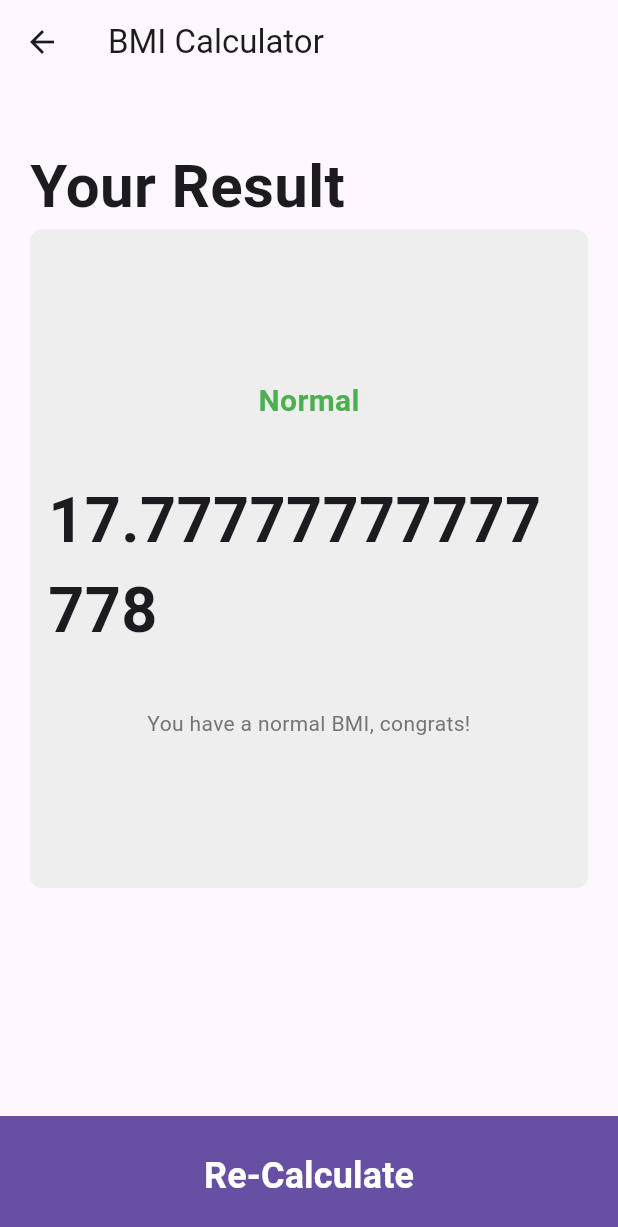
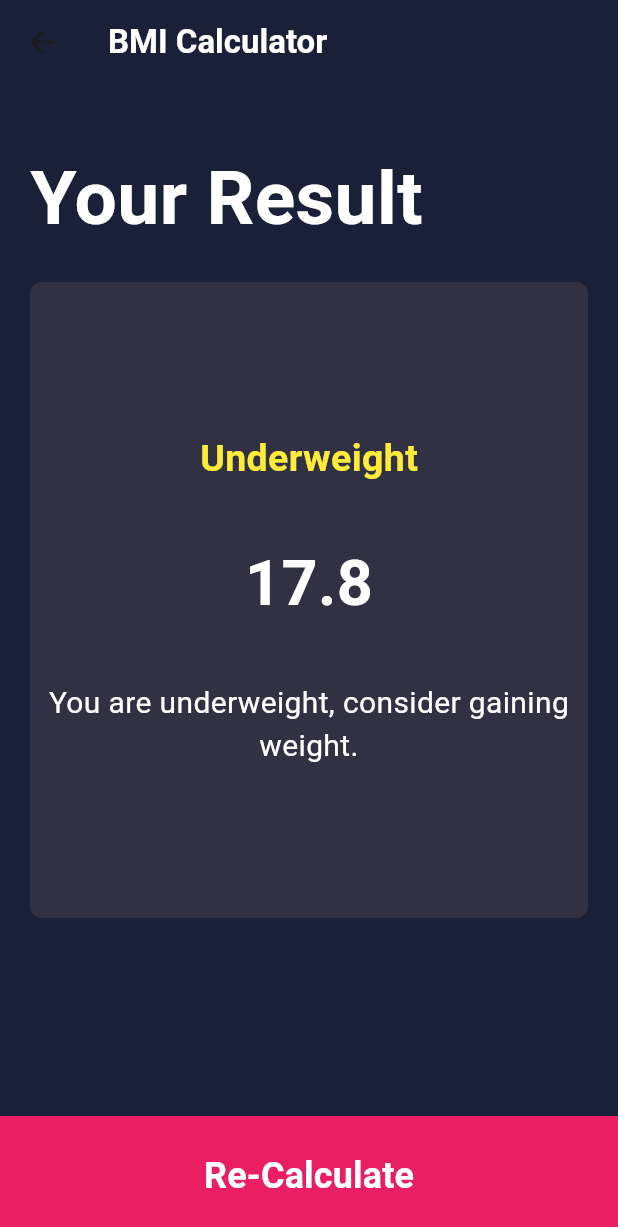
Before and after one commit to Abdullah-Rashed/Ignition-IBR, a Flutter app: the screen it shows after launch, after a tap on the "remove" icon, after a tap on the "add" icon, after a tap on "Calculate", on a phone screen of 412 x 824 dp. Shown: the top 1227 px of the screen. Run offline on Flutter 3.47's test engine with Material 3 defaults, Android fonts, the phone set to English and light mode, and no system bars; our stand-ins replace gap.

Commit message:
Done with Tasks

```diff
--- a/lib/course-sections/stateful_practice/reusable_components/bmi/bio_container.dart
+++ b/lib/course-sections/stateful_practice/reusable_components/bmi/bio_container.dart
@@ -20,17 +20,17 @@ class BioContainer extends StatelessWidget {
       child: Container(
         padding: EdgeInsets.symmetric(horizontal: 12, vertical: 20),
         decoration: BoxDecoration(
-          color: Colors.grey.shade200,
+          color: Color(0xFF323144),
           borderRadius: BorderRadius.circular(8),
         ),
         child: Column(
           children: [
             Text(
-              "$metricName",
+              metricName,
               style: TextStyle(
                 fontSize: 20,
                 fontWeight: FontWeight.w600,
-                color: Colors.grey.shade500,
+                color: Colors.white,
               ),
             ),
             Gap(4),
@@ -38,7 +38,7 @@ class BioContainer extends StatelessWidget {
               "$matricValue",
               style: TextStyle(
                 fontSize: 40,
-                fontWeight: FontWeight.w600,
+                color: Colors.white,
               ),
             ),
             Gap(20),
@@ -48,14 +48,14 @@ class BioContainer extends StatelessWidget {
                 GestureDetector(
                   onTap: decrementFn,
                   child: CircleAvatar(
-                    backgroundColor: Colors.grey.shade100,
+                    backgroundColor: Colors.grey,
                     child: Icon(Icons.remove),
                   ),
                 ),
                 GestureDetector(
                   onTap: incrementFn,
                   child: CircleAvatar(
-                    backgroundColor: Colors.grey.shade100,
+                    backgroundColor: Colors.grey,
                     child: Icon(Icons.add),
                   ),
                 ),
--- a/lib/course-sections/stateful_practice/reusable_components/bmi/gender_container.dart
+++ b/lib/course-sections/stateful_practice/reusable_components/bmi/gender_container.dart
@@ -22,23 +22,22 @@ class GenderContainer extends StatelessWidget {
         child: Container(
           padding: EdgeInsets.all(10),
           decoration: BoxDecoration(
-            color: isSelected == true
-                ? Colors.grey.shade400
-                : Colors.grey.shade200,
-            borderRadius: BorderRadius.circular(8),
+            color: isSelected == true ? Colors.pink : Color(0xFF323144),
+            borderRadius: BorderRadius.circular(10),
           ),
           child: Column(
             children: [
               Icon(
                 icon,
                 size: 120,
+                color: Colors.white,
               ),
               Text(
                 gender,
                 style: TextStyle(
-                  fontSize: 18,
-                  fontWeight: FontWeight.w600,
-                ),
+                    fontSize: 18,
+                    fontWeight: FontWeight.w600,
+                    color: Colors.white),
               ),
               Gap(12),
             ],
--- a/lib/course-sections/stateful_practice/screens/bmi/bmi_calc_screen.dart
+++ b/lib/course-sections/stateful_practice/screens/bmi/bmi_calc_screen.dart
@@ -33,9 +33,18 @@ class _BmiCalcScreenState extends State<BmiCalcScreen> {
   @override
   Widget build(BuildContext context) {
     return Scaffold(
+      backgroundColor: Color(0xFF1A2037),
       appBar: AppBar(
+        backgroundColor: Color(0xFF1A2037),
         centerTitle: true,
-        title: Text("BMI Calculator"),
+        title: const Text(
+          'BMI Calculator',
+        ),
+        titleTextStyle: const TextStyle(
+          color: Colors.white,
+          fontSize: 22,
+          fontWeight: FontWeight.bold,
+        ),
       ),
       body: ListView(
         padding: EdgeInsets.symmetric(horizontal: 12, vertical: 8),
@@ -70,7 +79,7 @@ class _BmiCalcScreenState extends State<BmiCalcScreen> {
           Container(
             padding: EdgeInsets.symmetric(horizontal: 12, vertical: 20),
             decoration: BoxDecoration(
-              color: Colors.grey.shade200,
+              color: Color(0xFF323144),
               borderRadius: BorderRadius.circular(8),
             ),
             child: Column(
@@ -80,7 +89,7 @@ class _BmiCalcScreenState extends State<BmiCalcScreen> {
                   style: TextStyle(
                     fontSize: 20,
                     fontWeight: FontWeight.w600,
-                    color: Colors.grey.shade500,
+                    color: Colors.white,
                   ),
                 ),
                 Gap(4),
@@ -88,7 +97,8 @@ class _BmiCalcScreenState extends State<BmiCalcScreen> {
                   "${height.toInt()}cm",
                   style: TextStyle(
                     fontSize: 40,
-                    fontWeight: FontWeight.w600,
+                    fontWeight: FontWeight.bold,
+                    color: Colors.white,
                   ),
                 ),
                 Gap(4),
@@ -96,12 +106,12 @@ class _BmiCalcScreenState extends State<BmiCalcScreen> {
                   min: 0,
                   max: 400,
                   value: height,
+                  thumbColor: Colors.pink,
+                  activeColor: Colors.pink,
                   onChanged: (value) {
                     setState(() {
                       height = value;
                     });
-                    print("HEIGHT ================== $height");
-                    print("VALUE ================== $value");
                   },
                 ),
               ],
@@ -143,18 +153,11 @@ class _BmiCalcScreenState extends State<BmiCalcScreen> {
           ),
         ],
       ),
-
-      //? CONTEXT is where YOU are.
-      //? moving forward = push;
-      //? moving back = pop;
-      //? moving forward and removing ALL previous screens = pushReplacement;
       bottomNavigationBar: SizedBox(
         height: 80,
         child: FilledButton(
           onPressed: () {
             heightInMeters = height / 100;
-            print("HEIHGT IN METERS === $heightInMeters ");
-
             Navigator.of(context).push(
               MaterialPageRoute(
                 builder: (context) => BmiResultScreen(
@@ -164,6 +167,15 @@ class _BmiCalcScreenState extends State<BmiCalcScreen> {
               ),
             );
           },
+          style: ButtonStyle(
+            backgroundColor: WidgetStatePropertyAll(Colors.pink),
+
+            shape: WidgetStatePropertyAll(
+              ContinuousRectangleBorder(
+                borderRadius: BorderRadius.only(),
+              ),
+            ),
+          ),
           child: Text(
             "Calculate",
             style: TextStyle(
@@ -171,13 +183,6 @@ class _BmiCalcScreenState extends State<BmiCalcScreen> {
               fontSize: 24,
             ),
           ),
-          style: ButtonStyle(
-            shape: WidgetStatePropertyAll(
-              ContinuousRectangleBorder(
-                borderRadius: BorderRadius.only(),
-              ),
-            ),
-          ),
         ),
       ),
     );
--- a/lib/course-sections/stateful_practice/screens/bmi/bmi_result_screen.dart
+++ b/lib/course-sections/stateful_practice/screens/bmi/bmi_result_screen.dart
@@ -16,18 +16,29 @@ class BmiResultScreen extends StatefulWidget {
 
 class _BmiResultScreenState extends State<BmiResultScreen> {
   late double bmi;
+  late String status;
+  late String message;
+  late Color statusColor;
 
   void calcBMI() {
     bmi = widget.weight / (widget.insideHeight * widget.insideHeight);
+    bmi = double.parse(bmi.toStringAsFixed(1));
+
+    if (bmi < 18.5) {
+      status = "Underweight";
+      message = "You are underweight, consider gaining weight.";
+      statusColor = Colors.yellow;
+    } else if (bmi >= 18.5 && bmi <= 24.9) {
+      status = "Normal";
+      message = "You have a normal BMI, congrats!";
+      statusColor = Colors.green;
+    } else {
+      status = "Overweight";
+      message =
+          "You are overweight, consider maintaining a healthier lifestyle.";
+      statusColor = const Color.fromARGB(255, 243, 16, 0);
+    }
   }
-
-  //TODO, change the status of the BMI and the status message based on the actual BMI
-
-  //? 5 - 17 SHOW Low and Low message;
-  //? 18.5 - 25 SHOW NORMAL and Normal message;
-  //?  26.5 - 1000000 High NORMAL and High message;
-
-  //TODO, Format the BMI result to have 1 decimal value.
 
   @override
   void initState() {
@@ -38,10 +49,15 @@ class _BmiResultScreenState extends State<BmiResultScreen> {
   @override
   Widget build(BuildContext context) {
     return Scaffold(
+      backgroundColor: Color(0xFF1A2037),
       appBar: AppBar(
-        //? If you want to hide the back Arrow
-        // automaticallyImplyLeading: false,
+        backgroundColor: Color(0xFF1A2037),
         title: Text("BMI Calculator"),
+        titleTextStyle: const TextStyle(
+          color: Colors.white,
+          fontSize: 22,
+          fontWeight: FontWeight.bold,
+        ),
       ),
       body: ListView(
         padding: EdgeInsets.symmetric(
@@ -52,39 +68,44 @@ class _BmiResultScreenState extends State<BmiResultScreen> {
           Text(
             "Your Result",
             style: TextStyle(
-              fontSize: 40,
+              fontSize: 50,
+              color: Colors.white,
               fontWeight: FontWeight.w600,
             ),
           ),
+          Gap(20),
           Container(
             padding: EdgeInsets.symmetric(horizontal: 12, vertical: 100),
             decoration: BoxDecoration(
-              color: Colors.grey.shade200,
+              color: Color(0xFF323144),
               borderRadius: BorderRadius.circular(8),
             ),
             child: Column(
               children: [
                 Text(
-                  "Normal",
+                  status,
                   style: TextStyle(
-                    color: Colors.green,
+                    color: statusColor,
                     fontWeight: FontWeight.w700,
-                    fontSize: 20,
+                    fontSize: 25,
                   ),
                 ),
                 Gap(35),
                 Text(
                   "$bmi",
                   style: TextStyle(
-                    fontSize: 42,
-                    fontWeight: FontWeight.w700,
-                  ),
+                      fontSize: 42,
+                      fontWeight: FontWeight.w700,
+                      color: Colors.white),
                 ),
                 Gap(35),
                 Text(
-                  "You have a normal BMI, congrats!",
+                  message,
                   textAlign: TextAlign.center,
-                  style: TextStyle(color: Colors.grey.shade600),
+                  style: TextStyle(
+                    color: Colors.white,
+                    fontSize: 20,
+                  ),
                 ),
               ],
             ),
@@ -97,6 +118,14 @@ class _BmiResultScreenState extends State<BmiResultScreen> {
           onPressed: () {
             Navigator.of(context).pop();
           },
+          style: ButtonStyle(
+            backgroundColor: WidgetStatePropertyAll(Colors.pink),
+            shape: WidgetStatePropertyAll(
+              ContinuousRectangleBorder(
+                borderRadius: BorderRadius.only(),
+              ),
+            ),
+          ),
           child: Text(
             "Re-Calculate",
             style: TextStyle(
@@ -104,13 +133,6 @@ class _BmiResultScreenState extends State<BmiResultScreen> {
               fontSize: 24,
             ),
           ),
-          style: ButtonStyle(
-            shape: WidgetStatePropertyAll(
-              ContinuousRectangleBorder(
-                borderRadius: BorderRadius.only(),
-              ),
-            ),
-          ),
         ),
       ),
     );
--- a/lib/course-sections/stateless_practice/components.dart
+++ b/lib/course-sections/stateless_practice/components.dart
@@ -3,6 +3,8 @@ import 'package:flutter/material.dart';
 //? STATEFUL vs STATELESS
 
 class ComponentsScreen extends StatelessWidget {
+  const ComponentsScreen({super.key});
+
   @override
   Widget build(BuildContext context) {
     return Scaffold(
--- a/lib/course-sections/stateless_practice/messenger_screen.dart
+++ b/lib/course-sections/stateless_practice/messenger_screen.dart
@@ -2,7 +2,6 @@ import 'package:flutter/material.dart';
 import 'package:gap/gap.dart';
 import 'package:ignition/common/constants/constants.dart';
 import 'package:ignition/course-sections/stateless_practice/reusable_comps/chat_tile.dart';
-import 'package:ignition/course-sections/stateless_practice/reusable_comps/story_circle.dart';
 
 class MessengerScreen extends StatelessWidget {
   const MessengerScreen({super.key});
--- a/lib/course-sections/stateless_practice/reusable_comps/chat_tile.dart
+++ b/lib/course-sections/stateless_practice/reusable_comps/chat_tile.dart
@@ -1,6 +1,5 @@
 import 'package:flutter/material.dart';
 import 'package:gap/gap.dart';
-import 'package:ignition/common/constants/constants.dart';
 
 class ChatTile extends StatelessWidget {
   final String imgPath;
--- a/lib/course-sections/stateless_practice/reusable_comps/story_circle.dart
+++ b/lib/course-sections/stateless_practice/reusable_comps/story_circle.dart
@@ -1,5 +1,4 @@
 import 'package:flutter/material.dart';
-import 'package:ignition/common/constants/constants.dart';
 
 class StoryCircle extends StatelessWidget {
   final String imgPath;
--- a/lib/main.dart
+++ b/lib/main.dart
@@ -1,6 +1,5 @@
 import 'package:flutter/material.dart';
 import 'package:ignition/app.dart';
-import 'package:ignition/course-sections/stateless_practice/components.dart';
 
 void main() {
   //?
```
Also changed, not shown: lib/app.dart (+0 -9 lines), lib/course-sections/stateful_practice/screens/my_stateful_screen.dart (deleted, +0 -82 lines).
